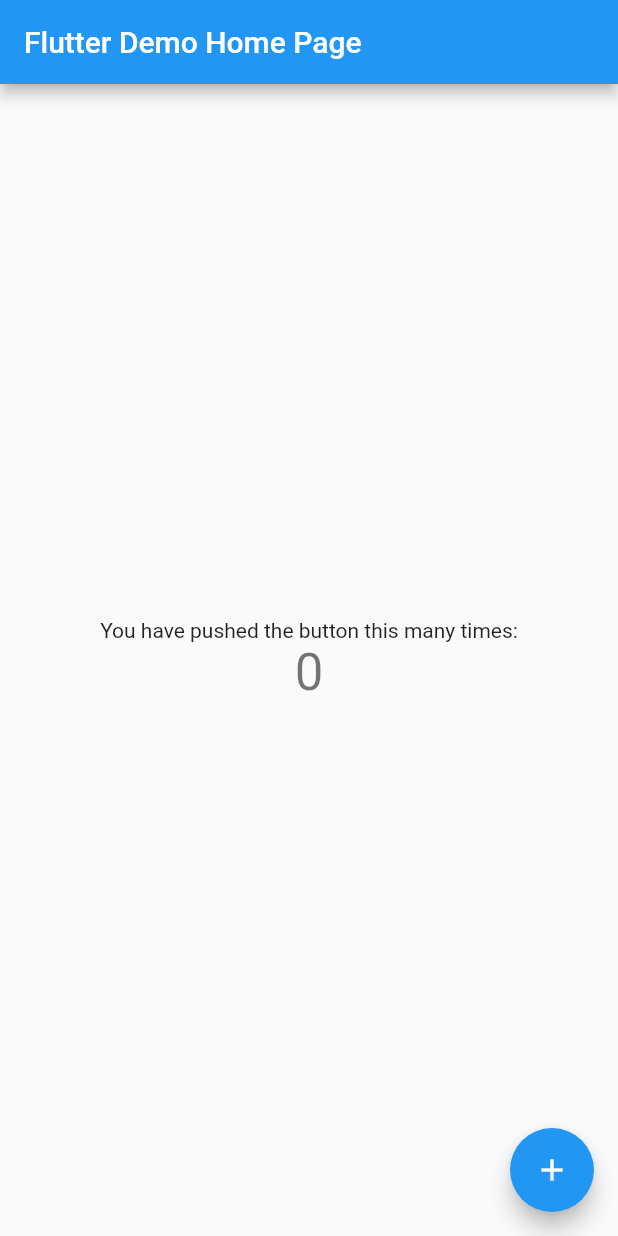
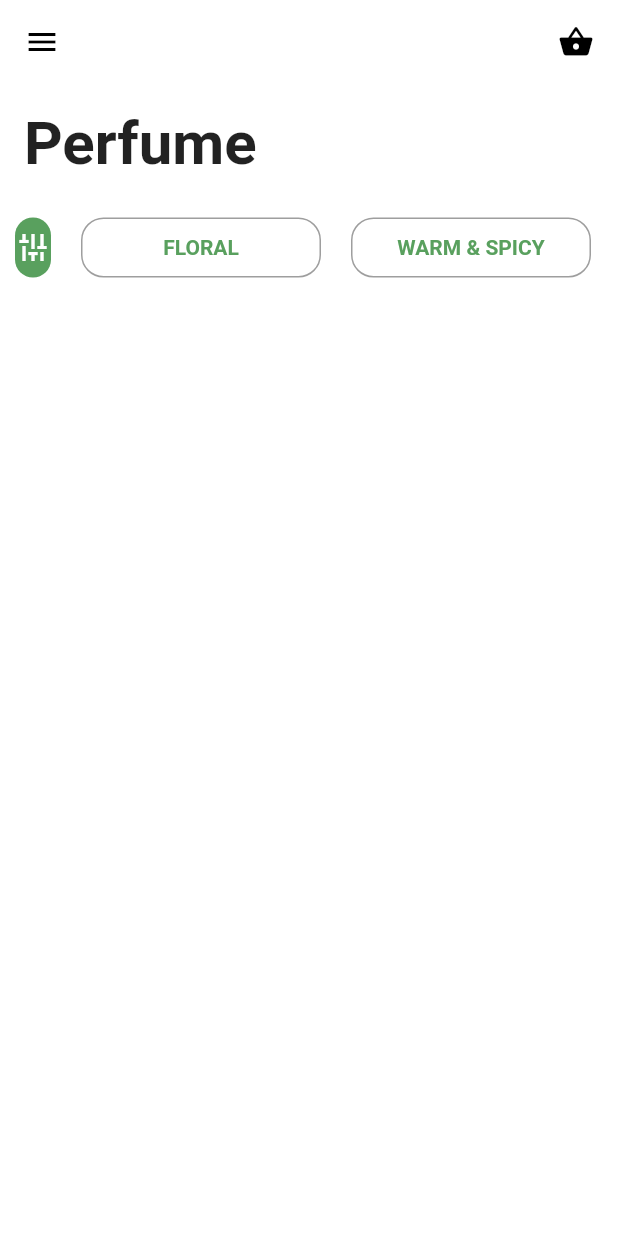
Before and after one commit to isabia/Flutter-UI-Challenge, a Flutter app: the screen it shows after launch, on a phone screen of 412 x 824 dp. Run offline on Flutter 3.47's test engine with Material 2 defaults, Android fonts, the phone set to English and light mode, and no system bars.

Commit message:
Category Buttons

```diff
--- a/lib/main.dart
+++ b/lib/main.dart
@@ -1,4 +1,5 @@
 import 'package:flutter/material.dart';
+import 'package:flutter_chellenge/src/home/home_page.dart';
 
 void main() => runApp(MyApp());
 
@@ -8,104 +9,12 @@ class MyApp extends StatelessWidget {
   Widget build(BuildContext context) {
     return MaterialApp(
       title: 'Flutter Demo',
-      theme: ThemeData(
-        // This is the theme of your application.
-        //
-        // Try running your application with "flutter run". You'll see the
-        // application has a blue toolbar. Then, without quitting the app, try
-        // changing the primarySwatch below to Colors.green and then invoke
-        // "hot reload" (press "r" in the console where you ran "flutter run",
-        // or simply save your changes to "hot reload" in a Flutter IDE).
-        // Notice that the counter didn't reset back to zero; the application
-        // is not restarted.
-        primarySwatch: Colors.blue,
+      theme: ThemeData.light().copyWith(
+        primaryColor: Colors.white,
+        scaffoldBackgroundColor: Colors.white,
       ),
-      home: MyHomePage(title: 'Flutter Demo Home Page'),
+      debugShowCheckedModeBanner: false,
+      home: HomePage(),
     );
   }
 }
-
-class MyHomePage extends StatefulWidget {
-  MyHomePage({Key key, this.title}) : super(key: key);
-
-  // This widget is the home page of your application. It is stateful, meaning
-  // that it has a State object (defined below) that contains fields that affect
-  // how it looks.
-
-  // This class is the configuration for the state. It holds the values (in this
-  // case the title) provided by the parent (in this case the App widget) and
-  // used by the build method of the State. Fields in a Widget subclass are
-  // always marked "final".
-
-  final String title;
-
-  @override
-  _MyHomePageState createState() => _MyHomePageState();
-}
-
-class _MyHomePageState extends State<MyHomePage> {
-  int _counter = 0;
-
-  void _incrementCounter() {
-    setState(() {
-      // This call to setState tells the Flutter framework that something has
-      // changed in this State, which causes it to rerun the build method below
-      // so that the display can reflect the updated values. If we changed
-      // _counter without calling setState(), then the build method would not be
-      // called again, and so nothing would appear to happen.
-      _counter++;
-    });
-  }
-
-  @override
-  Widget build(BuildContext context) {
-    // This method is rerun every time setState is called, for instance as done
-    // by the _incrementCounter method above.
-    //
-    // The Flutter framework has been optimized to make rerunning build methods
-    // fast, so that you can just rebuild anything that needs updating rather
-    // than having to individually change instances of widgets.
-    return Scaffold(
-      appBar: AppBar(
-        // Here we take the value from the MyHomePage object that was created by
-        // the App.build method, and use it to set our appbar title.
-        title: Text(widget.title),
-      ),
-      body: Center(
-        // Center is a layout widget. It takes a single child and positions it
-        // in the middle of the parent.
-        child: Column(
-          // Column is also a layout widget. It takes a list of children and
-          // arranges them vertically. By default, it sizes itself to fit its
-          // children horizontally, and tries to be as tall as its parent.
-          //
-          // Invoke "debug painting" (press "p" in the console, choose the
-          // "Toggle Debug Paint" action from the Flutter Inspector in Android
-          // Studio, or the "Toggle Debug Paint" command in Visual Studio Code)
-          // to see the wireframe for each widget.
-          //
-          // Column has various properties to control how it sizes itself and
-          // how it positions its children. Here we use mainAxisAlignment to
-          // center the children vertically; the main axis here is the vertical
-          // axis because Columns are vertical (the cross axis would be
-          // horizontal).
-          mainAxisAlignment: MainAxisAlignment.center,
-          children: <Widget>[
-            Text(
-              'You have pushed the button this many times:',
-            ),
-            Text(
-              '$_counter',
-              style: Theme.of(context).textTheme.display1,
-            ),
-          ],
-        ),
-      ),
-      floatingActionButton: FloatingActionButton(
-        onPressed: _incrementCounter,
-        tooltip: 'Increment',
-        child: Icon(Icons.add),
-      ), // This trailing comma makes auto-formatting nicer for build methods.
-    );
-  }
-}
--- /dev/null
+++ b/lib/src/home/home_page.dart
@@ -0,0 +1,112 @@
+import 'package:flutter/material.dart';
+
+class HomePage extends StatelessWidget {
+  @override
+  Widget build(BuildContext context) {
+    return Scaffold(
+      appBar: AppBar(
+        leading: Icon(
+          Icons.menu,
+          color: Colors.black,
+        ),
+        actions: <Widget>[
+          Padding(
+            padding: const EdgeInsets.only(right: 16.0),
+            child: Icon(
+              Icons.shopping_basket,
+              color: Colors.black,
+            ),
+          )
+        ],
+        elevation: 0,
+      ),
+      body: Column(
+        children: <Widget>[
+          Row(
+            crossAxisAlignment: CrossAxisAlignment.start,
+            children: <Widget>[
+              Padding(
+                padding: const EdgeInsets.all(16.0),
+                child: Text("Perfume",
+                    textAlign: TextAlign.left,
+                    style:
+                        TextStyle(fontWeight: FontWeight.bold, fontSize: 40.0)),
+              ),
+            ],
+          ),
+          Row(
+            mainAxisAlignment: MainAxisAlignment.spaceAround,
+            children: <Widget>[
+              Container(
+                padding: EdgeInsets.all(10.0),
+                width: MediaQuery.of(context).size.width,
+                height: 60.0,
+                child: ListView(
+                  scrollDirection: Axis.horizontal,
+                  children: <Widget>[
+                    RotatedBox(
+                      quarterTurns: 3,
+                      child: Container(
+                        width: 80,
+                        decoration: BoxDecoration(
+                            color: Color(0xFF59A05E),
+                            borderRadius: BorderRadius.circular(15)),
+                        alignment: Alignment.center,
+                        child: Icon(
+                          Icons.tune,
+                          color: Colors.white,
+                        ),
+                      ),
+                    ),
+                    SizedBox(
+                      width: 20,
+                    ),
+                    Container(
+                        width: 160,
+                        padding: EdgeInsets.all(10.0),
+                        decoration: BoxDecoration(
+                          borderRadius: BorderRadius.circular(15.0),
+                          border: Border.all(
+                            color: Colors.grey,
+                            width: 1,
+                          ),
+                        ),
+                        alignment: Alignment.center,
+                        child: Text(
+                          "FLORAL",
+                          style: TextStyle(
+                            fontWeight: FontWeight.bold,
+                            color: Color(0xFF59A05E),
+                          ),
+                        )),
+                    SizedBox(
+                      width: 20,
+                    ),
+                    Container(
+                        width: 160,
+                        padding: EdgeInsets.all(10.0),
+                        decoration: BoxDecoration(
+                          borderRadius: BorderRadius.circular(15.0),
+                          border: Border.all(
+                            color: Colors.grey,
+                            width: 1,
+                          ),
+                        ),
+                        alignment: Alignment.center,
+                        child: Text(
+                          "WARM & SPICY",
+                          style: TextStyle(
+                            fontWeight: FontWeight.bold,
+                            color: Color(0xFF59A05E),
+                          ),
+                        )),
+                  ],
+                ),
+              ),
+            ],
+          ),
+        ],
+      ),
+    );
+  }
+}
```
Also changed, not shown: lib/home.dart (deleted).
